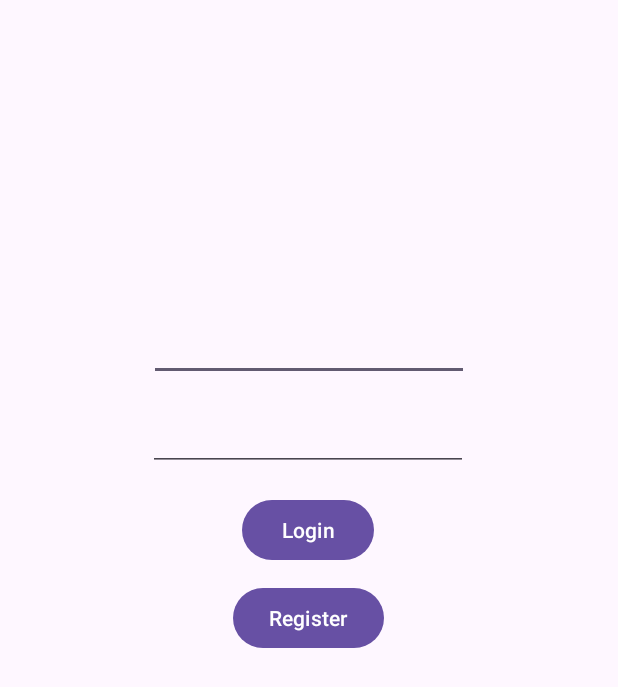
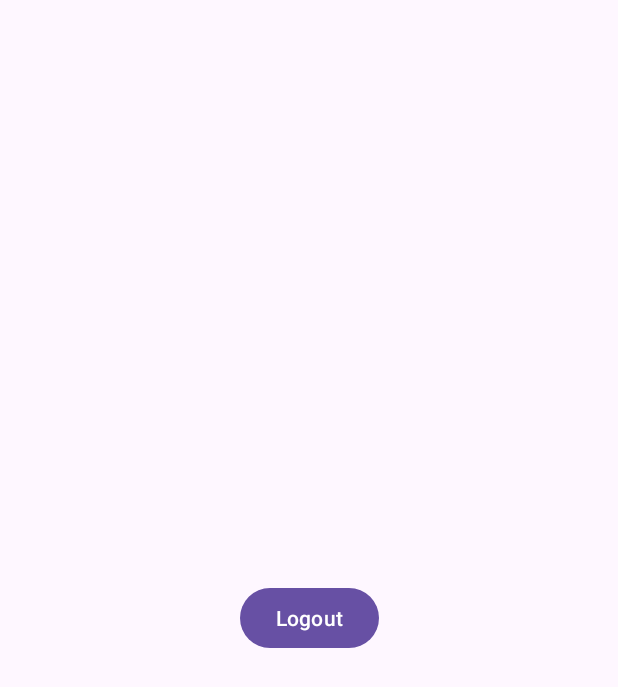
Before and after one commit to NikhilSaroop21/FireBaseIce2, an Android app: the MainActivity screen opened directly, with no data from a screen before it, on a phone screen of 412 x 824 dp. Shown: the top 687 px of the screen. Run offline under Robolectric (Android 15) with nearby library versions, the phone set to English and light mode, and no system bars; our stand-ins replace Firebase (no records; nobody signed in at launch, a user with empty details on screens opened directly).

```diff
--- a/app/src/main/java/com/example/firebaseice2/MainActivity.kt
+++ b/app/src/main/java/com/example/firebaseice2/MainActivity.kt
@@ -1,20 +1,28 @@
 package com.example.firebaseice2
 
+import android.content.Intent
 import android.os.Bundle
-import androidx.activity.enableEdgeToEdge
+import android.widget.Button
 import androidx.appcompat.app.AppCompatActivity
-import androidx.core.view.ViewCompat
-import androidx.core.view.WindowInsetsCompat
+import com.google.firebase.auth.FirebaseAuth
 
 class MainActivity : AppCompatActivity() {
+
+    private lateinit var auth: FirebaseAuth
+    private lateinit var btnLogout: Button
+
     override fun onCreate(savedInstanceState: Bundle?) {
         super.onCreate(savedInstanceState)
-        enableEdgeToEdge()
         setContentView(R.layout.activity_main)
-        ViewCompat.setOnApplyWindowInsetsListener(findViewById(R.id.main)) { v, insets ->
-            val systemBars = insets.getInsets(WindowInsetsCompat.Type.systemBars())
-            v.setPadding(systemBars.left, systemBars.top, systemBars.right, systemBars.bottom)
-            insets
+
+        auth = FirebaseAuth.getInstance()
+        btnLogout = findViewById(R.id.btnLogout) // Updated button ID
+
+        // Logout button functionality
+        btnLogout.setOnClickListener {
+            auth.signOut()
+            startActivity(Intent(this, Login::class.java))
+            finish() // Close MainActivity after logging out
         }
     }
 }
--- a/app/src/main/res/layout/activity_main.xml
+++ b/app/src/main/res/layout/activity_main.xml
@@ -2,56 +2,17 @@
 <androidx.constraintlayout.widget.ConstraintLayout xmlns:android="http://schemas.android.com/apk/res/android"
     xmlns:app="http://schemas.android.com/apk/res-auto"
     xmlns:tools="http://schemas.android.com/tools"
-    android:id="@+id/main"
     android:layout_width="match_parent"
     android:layout_height="match_parent"
     tools:context=".MainActivity">
 
     <Button
-        android:id="@+id/button"
+        android:id="@+id/btnLogout"
         android:layout_width="wrap_content"
         android:layout_height="wrap_content"
-        android:text="Login"
+        android:text="Logout"
         app:layout_constraintBottom_toBottomOf="parent"
         app:layout_constraintEnd_toEndOf="parent"
-        app:layout_constraintHorizontal_bias="0.498"
-        app:layout_constraintStart_toStartOf="parent"
-        app:layout_constraintTop_toTopOf="parent"
-        app:layout_constraintVertical_bias="0.424" />
-
-    <EditText
-        android:id="@+id/editTextTextEmailAddress"
-        android:layout_width="wrap_content"
-        android:layout_height="wrap_content"
-        android:ems="10"
-        android:inputType="textEmailAddress"
-        app:layout_constraintBottom_toBottomOf="parent"
-        app:layout_constraintEnd_toEndOf="parent"
-        app:layout_constraintStart_toStartOf="parent"
-        app:layout_constraintTop_toTopOf="parent"
-        app:layout_constraintVertical_bias="0.268" />
-
-    <EditText
-        android:id="@+id/editTextTextPassword"
-        android:layout_width="wrap_content"
-        android:layout_height="wrap_content"
-        android:ems="10"
-        android:inputType="textPassword"
-        app:layout_constraintBottom_toBottomOf="parent"
-        app:layout_constraintEnd_toEndOf="parent"
-        app:layout_constraintHorizontal_bias="0.497"
-        app:layout_constraintStart_toStartOf="parent"
-        app:layout_constraintTop_toTopOf="parent"
-        app:layout_constraintVertical_bias="0.345" />
-
-    <Button
-        android:id="@+id/button2"
-        android:layout_width="wrap_content"
-        android:layout_height="wrap_content"
-        android:text="Register"
-        app:layout_constraintBottom_toBottomOf="parent"
-        app:layout_constraintEnd_toEndOf="parent"
-        app:layout_constraintHorizontal_bias="0.498"
         app:layout_constraintStart_toStartOf="parent"
         app:layout_constraintTop_toTopOf="parent" />
 
```
Also changed, not shown: app/src/main/java/com/example/firebaseice2/Login.kt (+32 -42 lines).
